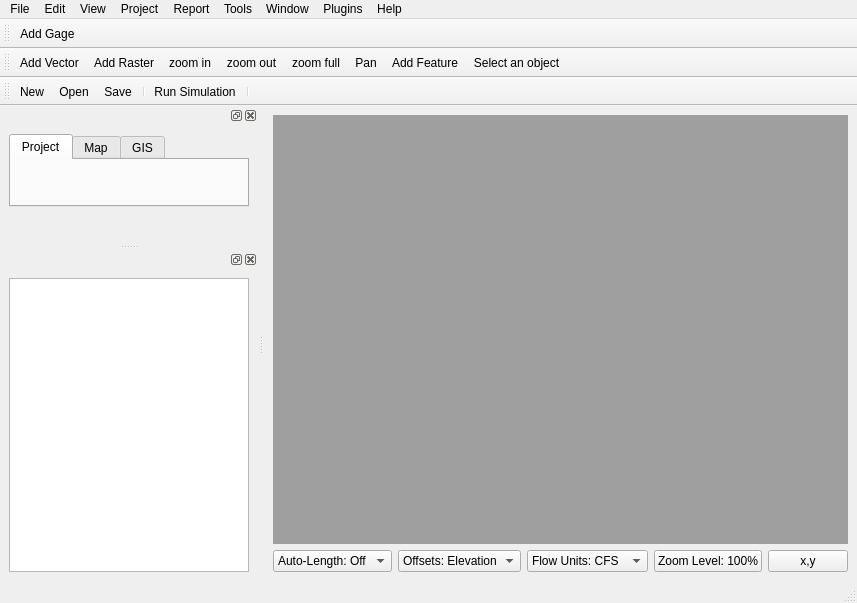
Above: src/ui/frmMainDesigner.ui from USEPA/SWMM-EPANET_User_Interface before the change. Below: the same form after it.
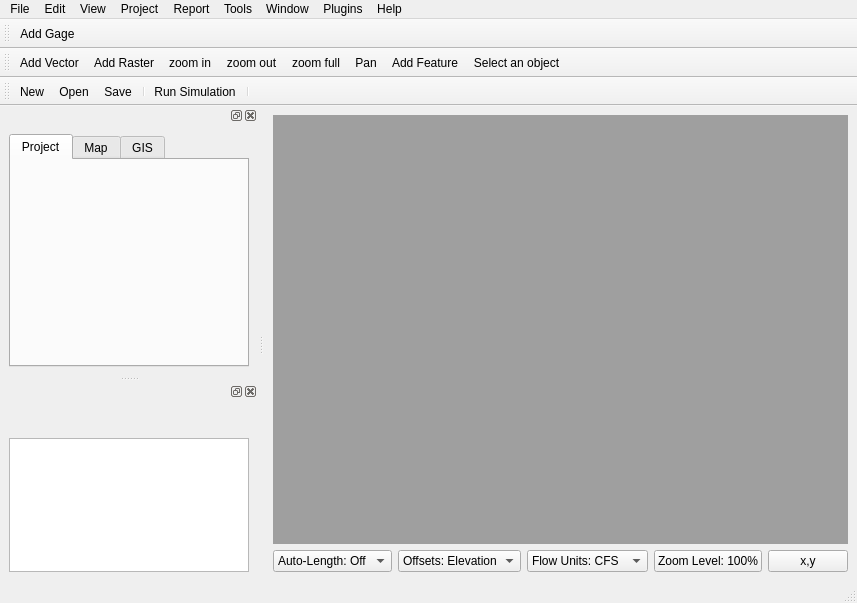
That is the form after the change. Icons and pictures are not drawn.

Commit message: master: restore frmMain edits lost during MTP 2 merge

What changed in the file:
```diff
--- a/src/ui/frmMainDesigner.ui
+++ b/src/ui/frmMainDesigner.ui
@@ -299,6 +299,18 @@
    <addaction name="separator"/>
   </widget>
   <widget class="QDockWidget" name="dockw_tab">
+   <property name="sizePolicy">
+    <sizepolicy hsizetype="Preferred" vsizetype="MinimumExpanding">
+     <horstretch>0</horstretch>
+     <verstretch>0</verstretch>
+    </sizepolicy>
+   </property>
+   <property name="minimumSize">
+    <size>
+     <width>212</width>
+     <height>270</height>
+    </size>
+   </property>
    <property name="allowedAreas">
     <set>Qt::LeftDockWidgetArea|Qt::TopDockWidgetArea</set>
    </property>
@@ -335,7 +347,16 @@
        </widget>
       </widget>
      </item>
-     <item row="1" column="0">
+    </layout>
+   </widget>
+  </widget>
+  <widget class="QDockWidget" name="dockw_more">
+   <attribute name="dockWidgetArea">
+    <number>1</number>
+   </attribute>
+   <widget class="QWidget" name="dockWidgetContents_4">
+    <layout class="QGridLayout" name="gridLayout_3">
+     <item row="0" column="0">
       <layout class="QHBoxLayout" name="hlayout_obj">
        <property name="spacing">
         <number>0</number>
@@ -498,17 +519,8 @@
        </item>
       </layout>
      </item>
-    </layout>
-   </widget>
-  </widget>
-  <widget class="QDockWidget" name="dockw_more">
-   <attribute name="dockWidgetArea">
-    <number>1</number>
-   </attribute>
-   <widget class="QWidget" name="dockWidgetContents_4">
-    <layout class="QGridLayout" name="gridLayout_3">
-     <item row="0" column="0">
-      <widget class="QListView" name="listViewObjects"/>
+     <item row="1" column="0">
+      <widget class="QListWidget" name="listViewObjects"/>
      </item>
     </layout>
    </widget>
```
Left out of the diff: 18 changed lines with no effect on the pictures. The commit also changes 2 other files.
